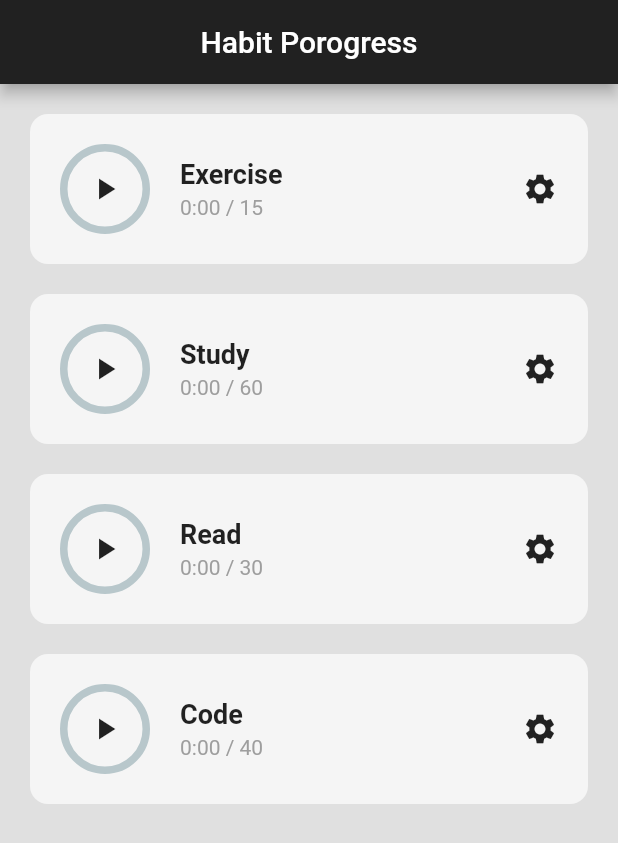
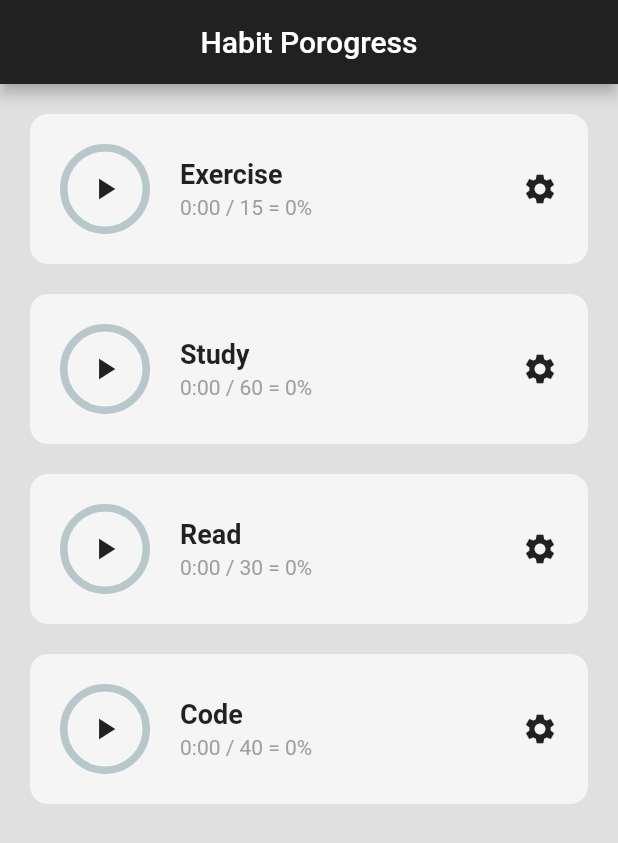
Before and after one commit to Tulio-Rangel/habit_tracker, a Flutter app: the screen it shows after launch, on a phone screen of 412 x 824 dp. Shown: the top 843 px of the screen. Run offline on Flutter 3.47's test engine with Material 2 defaults, Android fonts, the phone set to English and light mode, and no system bars; drawn by our look-alikes of percent_indicator.

Commit message:
add percentage to the UI

```diff
--- a/lib/utils/habit_tile.dart
+++ b/lib/utils/habit_tile.dart
@@ -23,7 +23,7 @@ class HabitTile extends StatelessWidget {
   // Convert second into min:sec -> e.g. 62 seconsed = 1:02 min
   String formatToMinSec(int totalSeconds) {
     String secs = (totalSeconds % 60).toString();
-    String mins = (totalSeconds / 60).toStringAsFixed(1);
+    String mins = (totalSeconds / 60).toStringAsFixed(5);
 
     // If secs is a 1 digit number, place 0 infront of it
     if (secs.length == 1) {
@@ -36,6 +36,11 @@ class HabitTile extends StatelessWidget {
     }
 
     return '$mins:$secs';
+  }
+
+  // Calculate progress percemtage
+  double percentCompleted() {
+    return timeSpent / (timeGoal * 60);
   }
 
   @override
@@ -89,7 +94,7 @@ class HabitTile extends StatelessWidget {
 
                     // Progress
                     Text(
-                      '${formatToMinSec(timeSpent)} / $timeGoal',
+                      '${formatToMinSec(timeSpent)} / $timeGoal = ${(percentCompleted() * 100).toStringAsFixed(0)}%',
                       style: TextStyle(color: Colors.grey),
                     )
                   ],
```
